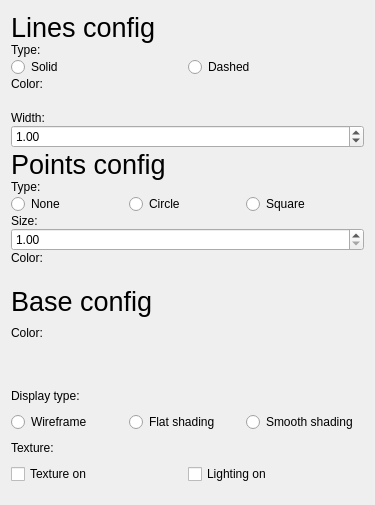
This is src/widgets/UI/Object3DConfigView.ui in DisonGo/s21_3DViewer as Qt 5 draws it before an edit. The edited form follows.
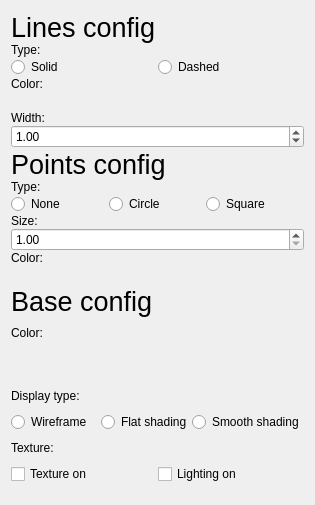
This is the edited form. Custom widgets are drawn as their Qt base class.

What changed in the file:
```diff
--- a/src/widgets/UI/Object3DConfigView.ui
+++ b/src/widgets/UI/Object3DConfigView.ui
@@ -6,7 +6,7 @@
    <rect>
     <x>0</x>
     <y>0</y>
-    <width>375</width>
+    <width>315</width>
     <height>505</height>
    </rect>
   </property>
@@ -14,6 +14,9 @@
    <string>Form</string>
   </property>
   <layout class="QGridLayout" name="gridLayout">
+   <property name="spacing">
+    <number>0</number>
+   </property>
    <item row="0" column="0">
     <layout class="QVBoxLayout" name="MainLayout">
      <property name="spacing">
```
Left out of the diff: 2 changed lines with no effect on the pictures.
